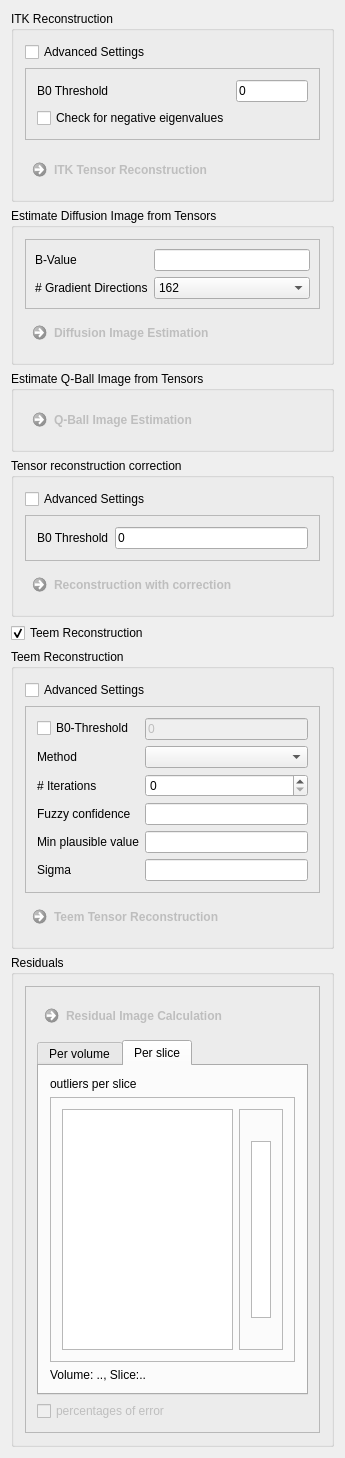
This is Plugins/org.mitk.gui.qt.diffusionimaging/src/internal/QmitkTensorReconstructionViewControls.ui in MITK/MITK as Qt 5 draws it before an edit. The edited form follows.
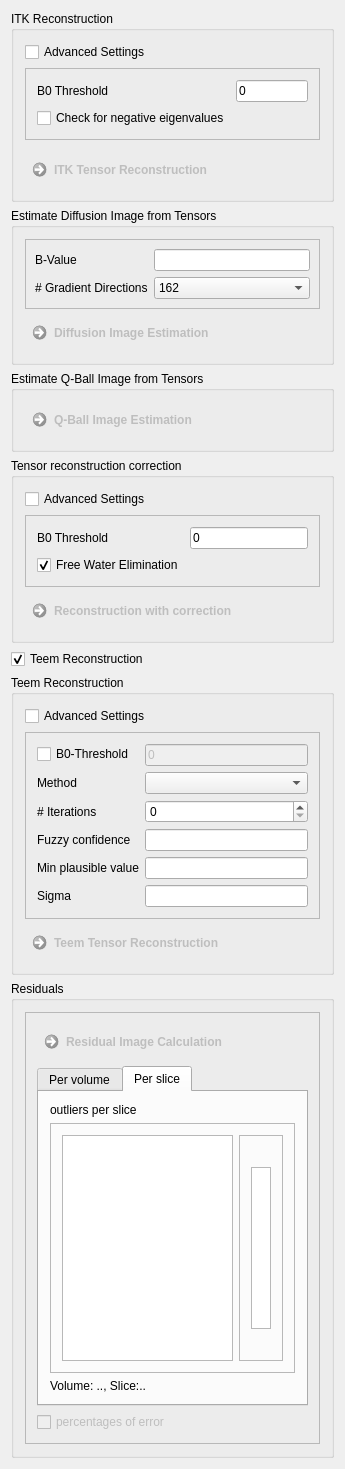
This is the edited form. Custom widgets are drawn as their Qt base class.

Commit message: prepared input for free water elimination

```diff
--- a/Plugins/org.mitk.gui.qt.diffusionimaging/src/internal/QmitkTensorReconstructionViewControls.ui
+++ b/Plugins/org.mitk.gui.qt.diffusionimaging/src/internal/QmitkTensorReconstructionViewControls.ui
@@ -337,6 +337,16 @@
            </property>
           </widget>
          </item>
+         <item row="1" column="0">
+          <widget class="QCheckBox" name="m_FweCheckbox">
+           <property name="text">
+            <string>Free Water Elimination</string>
+           </property>
+           <property name="checked">
+            <bool>true</bool>
+           </property>
+          </widget>
+         </item>
         </layout>
        </widget>
       </item>
```
The commit also changes 3 other files.
